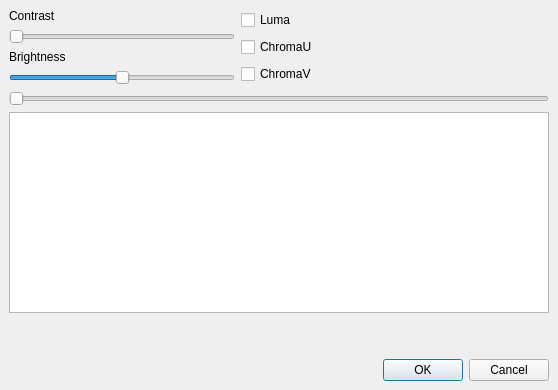
First picture: the form in avidemux_plugins/ADM_videoFilters6/contrast/qt4/contrast.ui, repository mean00/avidemux2, before the edit.
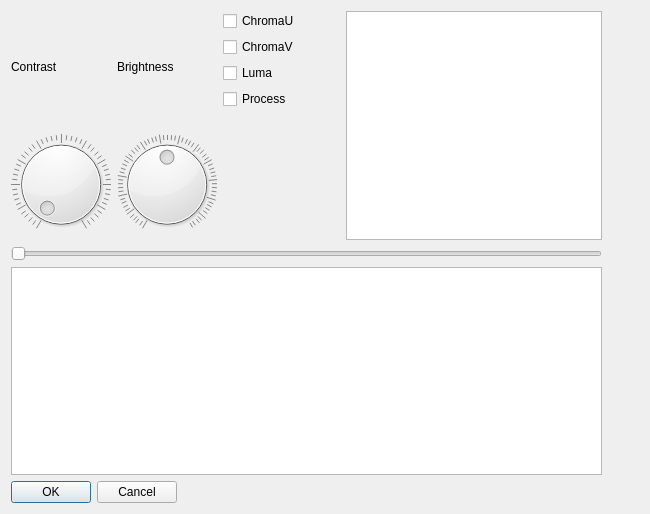
Second picture: the form after the edit.

Commit message: [videoFilter/contrast] improve UI

Patch:
```diff
--- a/avidemux_plugins/ADM_videoFilters6/contrast/qt4/contrast.ui
+++ b/avidemux_plugins/ADM_videoFilters6/contrast/qt4/contrast.ui
@@ -6,56 +6,215 @@
    <rect>
     <x>0</x>
     <y>0</y>
-    <width>558</width>
-    <height>390</height>
+    <width>650</width>
+    <height>514</height>
    </rect>
   </property>
   <property name="windowTitle">
    <string>Contrast</string>
   </property>
-  <layout class="QGridLayout">
-   <property name="leftMargin">
-    <number>9</number>
-   </property>
-   <property name="topMargin">
-    <number>9</number>
-   </property>
-   <property name="rightMargin">
-    <number>9</number>
-   </property>
-   <property name="bottomMargin">
-    <number>9</number>
-   </property>
-   <property name="spacing">
-    <number>6</number>
-   </property>
-   <item row="4" column="2">
-    <spacer>
-     <property name="orientation">
-      <enum>Qt::Vertical</enum>
-     </property>
-     <property name="sizeType">
-      <enum>QSizePolicy::Ignored</enum>
-     </property>
-     <property name="sizeHint" stdset="0">
-      <size>
-       <width>20</width>
-       <height>40</height>
-      </size>
-     </property>
-    </spacer>
+  <layout class="QFormLayout" name="formLayout">
+   <item row="0" column="0">
+    <layout class="QVBoxLayout" name="verticalLayout_5">
+     <item>
+      <layout class="QHBoxLayout" name="horizontalLayout_2">
+       <item>
+        <layout class="QVBoxLayout" name="verticalLayout">
+         <item>
+          <widget class="QLabel" name="labelContrast">
+           <property name="text">
+            <string>Contrast  </string>
+           </property>
+          </widget>
+         </item>
+         <item>
+          <widget class="QDial" name="dialContrast">
+           <property name="toolTip">
+            <string>Contrast</string>
+           </property>
+           <property name="minimum">
+            <number>50</number>
+           </property>
+           <property name="maximum">
+            <number>150</number>
+           </property>
+           <property name="singleStep">
+            <number>1</number>
+           </property>
+           <property name="value">
+            <number>50</number>
+           </property>
+           <property name="orientation">
+            <enum>Qt::Vertical</enum>
+           </property>
+           <property name="notchTarget">
+            <double>2.000000000000000</double>
+           </property>
+           <property name="notchesVisible">
+            <bool>true</bool>
+           </property>
+          </widget>
+         </item>
+        </layout>
+       </item>
+       <item>
+        <layout class="QHBoxLayout" name="horizontalLayout">
+         <item>
+          <layout class="QVBoxLayout" name="verticalLayout_3">
+           <item>
+            <widget class="QLabel" name="labelBrightness">
+             <property name="text">
+              <string>Brightness  </string>
+             </property>
+            </widget>
+           </item>
+           <item>
+            <widget class="QDial" name="dialBrightness">
+             <property name="toolTip">
+              <string>Brightness</string>
+             </property>
+             <property name="minimum">
+              <number>-127</number>
+             </property>
+             <property name="maximum">
+              <number>127</number>
+             </property>
+             <property name="notchesVisible">
+              <bool>true</bool>
+             </property>
+            </widget>
+           </item>
+          </layout>
+         </item>
+        </layout>
+       </item>
+       <item>
+        <layout class="QVBoxLayout" name="verticalLayout_2">
+         <item>
+          <layout class="QVBoxLayout">
+           <property name="spacing">
+            <number>6</number>
+           </property>
+           <property name="leftMargin">
+            <number>0</number>
+           </property>
+           <property name="topMargin">
+            <number>0</number>
+           </property>
+           <property name="rightMargin">
+            <number>0</number>
+           </property>
+           <property name="bottomMargin">
+            <number>0</number>
+           </property>
+           <item>
+            <widget class="QCheckBox" name="checkBoxU">
+             <property name="text">
+              <string>ChromaU</string>
+             </property>
+            </widget>
+           </item>
+           <item>
+            <widget class="QCheckBox" name="checkBoxV">
+             <property name="text">
+              <string>ChromaV</string>
+             </property>
+            </widget>
+           </item>
+           <item>
+            <widget class="QCheckBox" name="checkBoxY">
+             <property name="text">
+              <string>Luma</string>
+             </property>
+            </widget>
+           </item>
+           <item>
+            <widget class="QCheckBox" name="checkBox_Enabled">
+             <property name="text">
+              <string>Process</string>
+             </property>
+            </widget>
+           </item>
+          </layout>
+         </item>
+         <item>
+          <spacer name="verticalSpacer">
+           <property name="orientation">
+            <enum>Qt::Vertical</enum>
+           </property>
+           <property name="sizeHint" stdset="0">
+            <size>
+             <width>20</width>
+             <height>40</height>
+            </size>
+           </property>
+          </spacer>
+         </item>
+        </layout>
+       </item>
+       <item>
+        <spacer>
+         <property name="orientation">
+          <enum>Qt::Horizontal</enum>
+         </property>
+         <property name="sizeHint" stdset="0">
+          <size>
+           <width>40</width>
+           <height>20</height>
+          </size>
+         </property>
+        </spacer>
+       </item>
+       <item>
+        <widget class="QGraphicsView" name="graphicsViewHistogram">
+         <property name="sizePolicy">
+          <sizepolicy hsizetype="Fixed" vsizetype="Fixed">
+           <horstretch>0</horstretch>
+           <verstretch>0</verstretch>
+          </sizepolicy>
+         </property>
+         <property name="minimumSize">
+          <size>
+           <width>256</width>
+           <height>128</height>
+          </size>
+         </property>
+         <property name="maximumSize">
+          <size>
+           <width>256</width>
+           <height>256</height>
+          </size>
+         </property>
+         <property name="verticalScrollBarPolicy">
+          <enum>Qt::ScrollBarAlwaysOff</enum>
+         </property>
+         <property name="horizontalScrollBarPolicy">
+          <enum>Qt::ScrollBarAlwaysOff</enum>
+         </property>
+        </widget>
+       </item>
+      </layout>
+     </item>
+     <item>
+      <layout class="QVBoxLayout" name="verticalLayout_4">
+       <item>
+        <widget class="QSlider" name="horizontalSlider">
+         <property name="orientation">
+          <enum>Qt::Horizontal</enum>
+         </property>
+        </widget>
+       </item>
+       <item>
+        <layout class="QHBoxLayout" name="toolboxLayout"/>
+       </item>
+       <item>
+        <widget class="QGraphicsView" name="graphicsView"/>
+       </item>
+      </layout>
+     </item>
+    </layout>
    </item>
-   <item row="3" column="0" colspan="3">
-    <widget class="QGraphicsView" name="graphicsView"/>
-   </item>
-   <item row="2" column="0" colspan="3">
-    <widget class="QSlider" name="horizontalSlider">
-     <property name="orientation">
-      <enum>Qt::Horizontal</enum>
-     </property>
-    </widget>
-   </item>
-   <item row="5" column="0" colspan="3">
+   <item row="1" column="0">
     <widget class="QDialogButtonBox" name="buttonBox">
      <property name="orientation">
       <enum>Qt::Horizontal</enum>
@@ -65,121 +224,6 @@
      </property>
     </widget>
    </item>
-   <item row="0" column="1">
-    <layout class="QVBoxLayout">
-     <property name="spacing">
-      <number>6</number>
-     </property>
-     <property name="leftMargin">
-      <number>0</number>
-     </property>
-     <property name="topMargin">
-      <number>0</number>
-     </property>
-     <property name="rightMargin">
-      <number>0</number>
-     </property>
-     <property name="bottomMargin">
-      <number>0</number>
-     </property>
-     <item>
-      <widget class="QCheckBox" name="checkBoxY">
-       <property name="text">
-        <string>Luma</string>
-       </property>
-      </widget>
-     </item>
-     <item>
-      <widget class="QCheckBox" name="checkBoxU">
-       <property name="text">
-        <string>ChromaU</string>
-       </property>
-      </widget>
-     </item>
-     <item>
-      <widget class="QCheckBox" name="checkBoxV">
-       <property name="text">
-        <string>ChromaV</string>
-       </property>
-      </widget>
-     </item>
-    </layout>
-   </item>
-   <item row="0" column="0">
-    <layout class="QVBoxLayout">
-     <property name="spacing">
-      <number>6</number>
-     </property>
-     <property name="leftMargin">
-      <number>0</number>
-     </property>
-     <property name="topMargin">
-      <number>0</number>
-     </property>
-     <property name="rightMargin">
-      <number>0</number>
-     </property>
-     <property name="bottomMargin">
-      <number>0</number>
-     </property>
-     <item>
-      <widget class="QLabel" name="label">
-       <property name="text">
-        <string>Contrast</string>
-       </property>
-      </widget>
-     </item>
-     <item>
-      <widget class="QSlider" name="horizontalSliderContrast">
-       <property name="minimum">
-        <number>5</number>
-       </property>
-       <property name="maximum">
-        <number>15</number>
-       </property>
-       <property name="orientation">
-        <enum>Qt::Horizontal</enum>
-       </property>
-      </widget>
-     </item>
-     <item>
-      <widget class="QLabel" name="label_2">
-       <property name="text">
-        <string>Brightness</string>
-       </property>
-      </widget>
-     </item>
-     <item>
-      <widget class="QSlider" name="horizontalSliderBrightness">
-       <property name="minimum">
-        <number>-127</number>
-       </property>
-       <property name="maximum">
-        <number>127</number>
-       </property>
-       <property name="orientation">
-        <enum>Qt::Horizontal</enum>
-       </property>
-      </widget>
-     </item>
-    </layout>
-   </item>
-   <item row="0" column="2">
-    <spacer>
-     <property name="orientation">
-      <enum>Qt::Horizontal</enum>
-     </property>
-     <property name="sizeHint" stdset="0">
-      <size>
-       <width>40</width>
-       <height>20</height>
-      </size>
-     </property>
-    </spacer>
-   </item>
-   <item row="1" column="0">
-    <layout class="QHBoxLayout" name="toolboxLayout"/>
-   </item>
   </layout>
  </widget>
  <resources/>
```
The commit also changes 4 other files.
